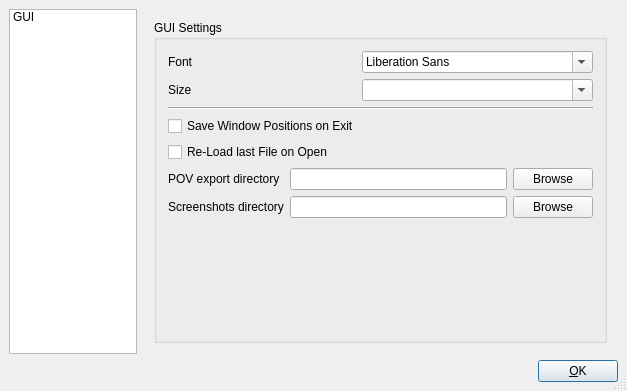
Old version of the form src/prefs.ui in the repository bullet-physics-playground/bpp.
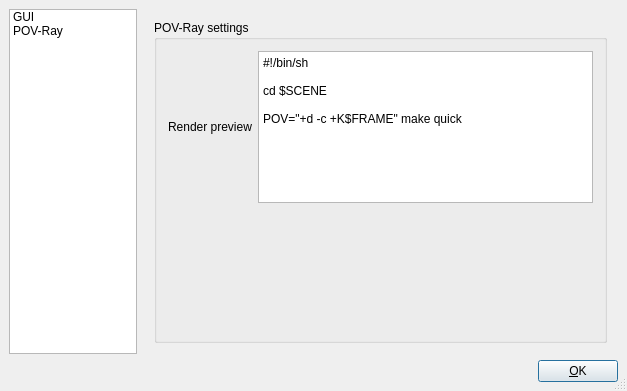
New version of the form. Icons and pictures are not drawn.

Commit message: Add quick POV render command

Patch:
```diff
--- a/src/prefs.ui
+++ b/src/prefs.ui
@@ -95,6 +95,15 @@
          </iconset>
         </property>
        </item>
+       <item>
+        <property name="text">
+         <string>POV-Ray</string>
+        </property>
+        <property name="icon">
+         <iconset resource="../res.qrc">
+          <normaloff>:/icons/povray.png</normaloff>:/icons/povray.png</iconset>
+        </property>
+       </item>
       </widget>
      </item>
      <item>
@@ -106,7 +115,7 @@
         <enum>QFrame::Raised</enum>
        </property>
        <property name="currentIndex">
-        <number>0</number>
+        <number>1</number>
        </property>
        <widget class="QWidget" name="appearancePage">
         <layout class="QHBoxLayout" name="horizontalLayout">
@@ -237,6 +246,54 @@
          </item>
         </layout>
        </widget>
+       <widget class="QWidget" name="povPage">
+        <layout class="QHBoxLayout" name="horizontalLayout_5">
+         <item>
+          <widget class="QGroupBox" name="groupBoxPOV">
+           <property name="title">
+            <string>POV-Ray settings</string>
+           </property>
+           <layout class="QVBoxLayout" name="verticalLayout_5">
+            <item>
+             <layout class="QHBoxLayout" name="horizontalLayout_6">
+              <item>
+               <widget class="QLabel" name="label_3">
+                <property name="text">
+                 <string>Render preview</string>
+                </property>
+               </widget>
+              </item>
+              <item>
+               <widget class="QPlainTextEdit" name="povPreview">
+                <property name="plainText">
+                 <string>#!/bin/sh
+
+cd $SCENE
+
+POV=&quot;+d -c +K$FRAME&quot; make quick</string>
+                </property>
+               </widget>
+              </item>
+             </layout>
+            </item>
+            <item>
+             <spacer name="verticalSpacer_2">
+              <property name="orientation">
+               <enum>Qt::Vertical</enum>
+              </property>
+              <property name="sizeHint" stdset="0">
+               <size>
+                <width>20</width>
+                <height>165</height>
+               </size>
+              </property>
+             </spacer>
+            </item>
+           </layout>
+          </widget>
+         </item>
+        </layout>
+       </widget>
        <widget class="QWidget" name="wohooPage">
         <widget class="QPushButton" name="pushButton">
          <property name="geometry">
```
Left out of the diff: 41 changed lines with no effect on the pictures. The commit also changes 5 other files.
